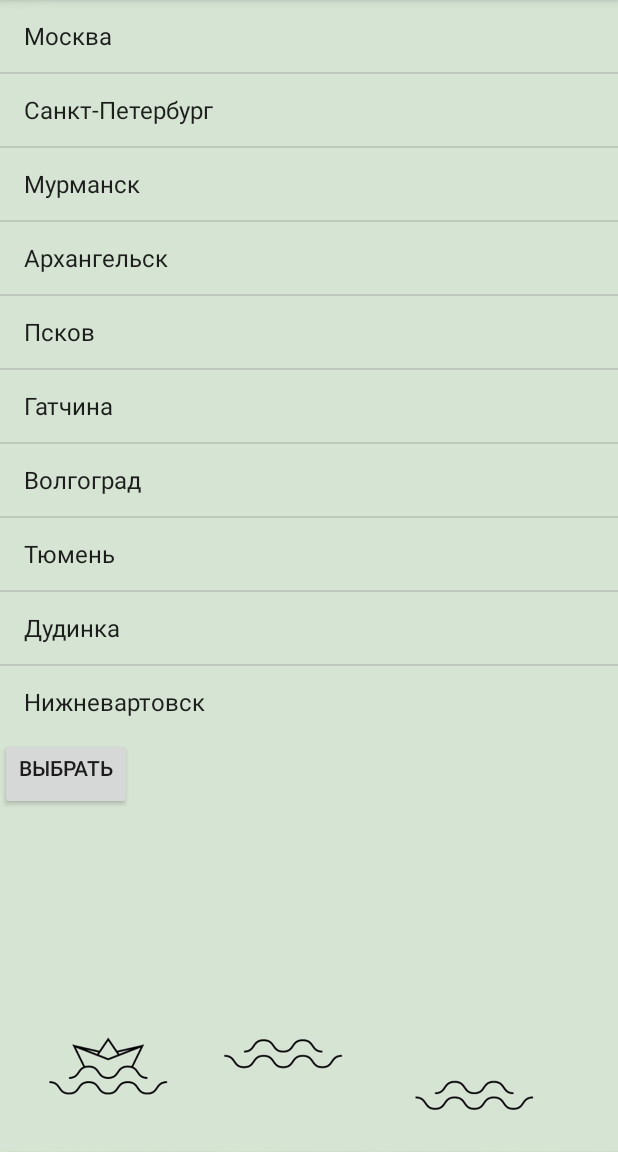
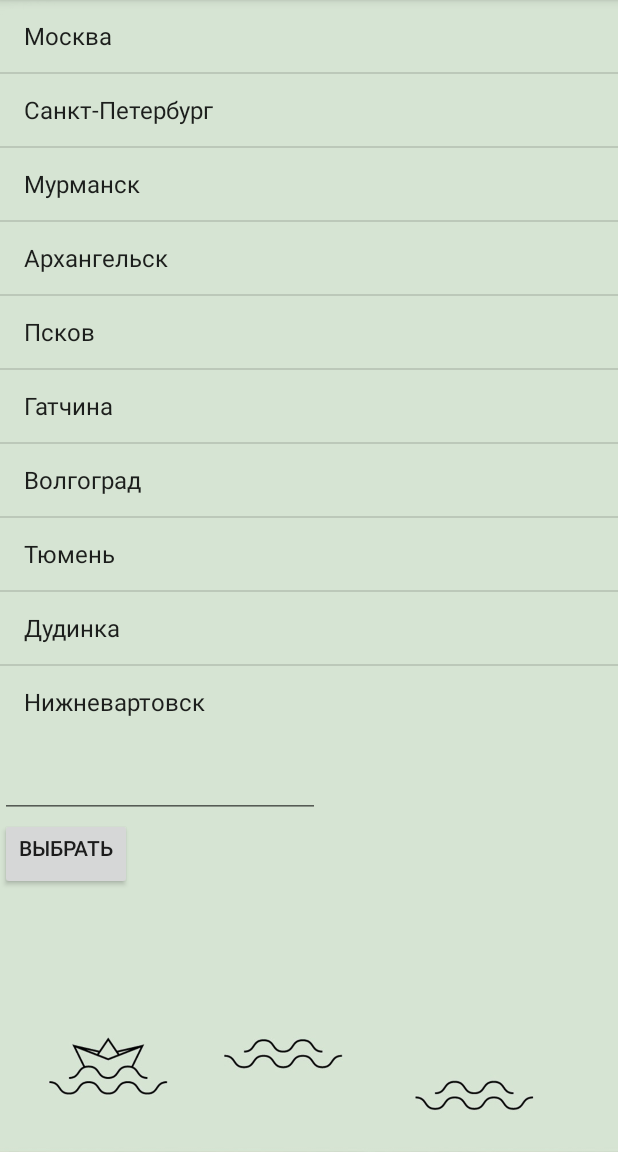
Before and after one commit to alexkaranevskii/Lesson02, an Android app: the screen it shows after launch (MainActivity), after a tap on "ВЫБРАТЬ ДРУГОЙ ГОРОД", on a phone screen of 412 x 824 dp, the part 84-1236 px from its top. Run offline under Robolectric (Android 15) with nearby library versions, the phone set to English and light mode, and no system bars; 1 other tap on this screen came first.

Commit message:
Стал проект на проверку

```diff
--- a/Lesson2_2/app/src/main/java/ru/station3000/myapplicationw/MainActivity.java
+++ b/Lesson2_2/app/src/main/java/ru/station3000/myapplicationw/MainActivity.java
@@ -3,10 +3,13 @@ package ru.station3000.myapplicationw;
 import androidx.appcompat.app.AppCompatActivity;
 
 import android.os.Bundle;
+import android.text.Editable;
+import android.text.TextWatcher;
 import android.view.View;
 import android.widget.AdapterView;
 import android.widget.ArrayAdapter;
 import android.widget.Button;
+import android.widget.EditText;
 import android.widget.LinearLayout;
 import android.widget.ListView;
 import android.widget.TextView;
@@ -22,6 +25,7 @@ public class MainActivity extends AppCompatActivity{
     private LinearLayout load_layout;
     private LinearLayout working_layout;
     private LinearLayout city_layout;
+    private LinearLayout search;
 
     @Override
     protected void onCreate(Bundle savedInstanceState) {
@@ -29,20 +33,33 @@ public class MainActivity extends AppCompatActivity{
         setContentView(R.layout.activity_main);
         textView = findViewById(R.id.textView);
         ListView listView = findViewById(R.id.listView);
+        EditText editText = (EditText) findViewById(R.id.editText);
 
         ArrayAdapter<String> adapter = new ArrayAdapter<>(this,
         android.R.layout.simple_list_item_1, city);
         listView.setAdapter(adapter);
 
+
         working_layout = findViewById(R.id.working_layout);
         city_layout = findViewById(R.id.city_layout);
         load_layout = findViewById(R.id.load_layout);
+        search = findViewById(R.id.search);
 
         working_layout.setVisibility(View.GONE);
         city_layout.setVisibility(View.GONE);
+        search.setVisibility(View.GONE);
 
-        // Возврат к рабочей страничке
-        //  Включаем видимость working_layout
+        editText.addTextChangedListener(new TextWatcher() {
+            public void afterTextChanged(Editable s) {}
+            public void beforeTextChanged(CharSequence s, int start, int count, int after) {}
+            public void onTextChanged(CharSequence s, int start, int before, int count) {
+                TextView textView = (TextView) findViewById(R.id.textView);
+                textView.setText(s);
+            }
+        });
+
+          // Возврат к рабочей страничке
+          //  Включаем видимость working_layout
         Button button1 = findViewById(R.id.button1);
         button1.setOnClickListener(new View.OnClickListener() {
             @Override
@@ -50,8 +67,12 @@ public class MainActivity extends AppCompatActivity{
                 working_layout.setVisibility(View.VISIBLE);
                 city_layout.setVisibility(View.GONE);
                 load_layout.setVisibility(View.GONE);
+                search.setVisibility(View.GONE);
             }
         });
+
+
+
 
 
         // Запуск погодного приложения
@@ -63,6 +84,7 @@ public class MainActivity extends AppCompatActivity{
                 working_layout.setVisibility(View.VISIBLE);
                 city_layout.setVisibility(View.GONE);
                 load_layout.setVisibility(View.GONE);
+                search.setVisibility(View.GONE);
             }
         });
 
@@ -74,6 +96,7 @@ public class MainActivity extends AppCompatActivity{
                 working_layout.setVisibility(View.GONE);
                 city_layout.setVisibility(View.VISIBLE);
                 load_layout.setVisibility(View.GONE);
+                search.setVisibility(View.GONE);
             }
         });
 
--- a/Lesson2_2/app/src/main/res/layout/activity_main.xml
+++ b/Lesson2_2/app/src/main/res/layout/activity_main.xml
@@ -6,6 +6,7 @@
     android:layout_height="match_parent"
     tools:context=".MainActivity">
 
+          /* Страничка выбор города */
     <LinearLayout
         android:id="@+id/city_layout"
         android:layout_width="match_parent"
@@ -20,6 +21,14 @@
             android:layout_height="wrap_content" >
         </ListView>
 
+        <EditText
+            android:id="@+id/editText"
+            android:layout_width="wrap_content"
+            android:layout_height="wrap_content"
+            android:ems="10"
+            android:inputType="text"
+            android:layout_marginTop="8dp"/>
+
         <Button
             android:id="@+id/button1"
             android:layout_width="wrap_content"
@@ -32,6 +41,46 @@
 
     </LinearLayout>
 
+    /* Страничка настроек */
+    <LinearLayout
+        android:id="@+id/search"
+        android:layout_width="match_parent"
+        android:layout_height="match_parent"
+        android:background="@android:color/holo_blue_light"
+        android:layout_gravity="center"
+        android:orientation="vertical"
+        android:paddingLeft="20dp"
+        android:paddingRight="20dp">
+
+        <TextView
+            android:id="@+id/textView10"
+            android:layout_width="wrap_content"
+            android:layout_height="wrap_content"
+            android:gravity="center_horizontal"
+            android:text="For select theme press button"
+            tools:layout_editor_absoluteX="176dp"
+            tools:layout_editor_absoluteY="301dp" />
+
+        <Button
+            android:id="@+id/button6"
+            android:layout_width="wrap_content"
+            android:layout_height="wrap_content"
+            android:gravity="center_horizontal"
+            android:text="Light theme"
+            tools:layout_editor_absoluteX="164dp"
+            tools:layout_editor_absoluteY="399dp" />
+
+        <Button
+            android:id="@+id/button7"
+            android:layout_width="wrap_content"
+            android:layout_height="wrap_content"
+            android:gravity="center_horizontal"
+            android:text="Dark theme"
+            tools:layout_editor_absoluteX="164dp"
+            tools:layout_editor_absoluteY="399dp" />
+
+    </LinearLayout>
+    /* Страничка загрузки */
     <LinearLayout
         android:id="@+id/load_layout"
         android:layout_width="match_parent"
@@ -69,7 +118,7 @@
             tools:layout_editor_absoluteY="399dp" />
     </LinearLayout>
 
-
+    /* Главная страничка прогноз */
     <LinearLayout
         android:id="@+id/working_layout"
         android:layout_width="match_parent"
```
Also changed, not shown: 1 other file.
